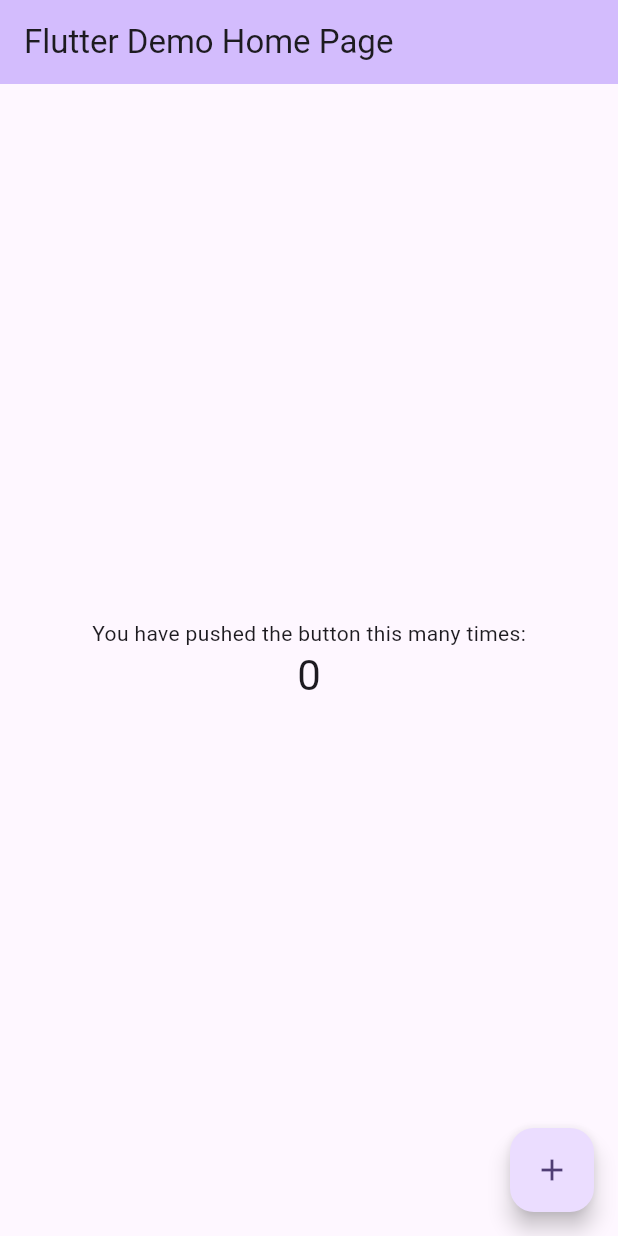
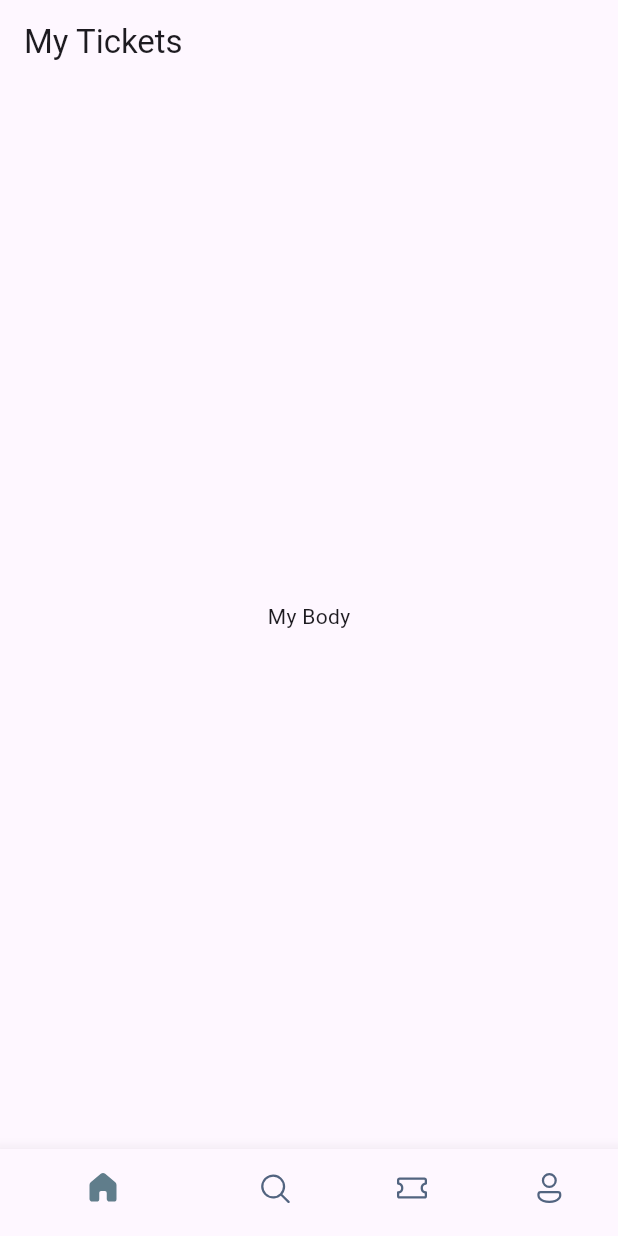
Before and after one commit to flutter-preview/MrCalifer-BookTicket_Flutter, a Flutter app: the screen it shows after launch, on a phone screen of 412 x 824 dp. Run offline on Flutter 3.47's test engine with Material 2 defaults, Android fonts, the phone set to English and light mode, and no system bars; our stand-ins replace fluentui_icons.

Commit message:
Added Icon pack and Bottom naviagtion bar

```diff
--- /dev/null
+++ b/lib/Home/bottom_bar.dart
@@ -0,0 +1,46 @@
+import 'package:fluentui_icons/fluentui_icons.dart';
+import 'package:flutter/material.dart';
+
+class BottomBar extends StatefulWidget {
+  const BottomBar({super.key});
+
+  @override
+  State<BottomBar> createState() => _BottomBarState();
+}
+
+class _BottomBarState extends State<BottomBar> {
+  @override
+  Widget build(BuildContext context) {
+    return Scaffold(
+      appBar: AppBar(
+        title: const Text("My Tickets"),
+      ),
+      body: const Center(child: Text("My Body")),
+      bottomNavigationBar: BottomNavigationBar(
+        showSelectedLabels: false,
+        showUnselectedLabels: false,
+        selectedItemColor: Colors.blueGrey,
+        unselectedItemColor: const Color(0xFF526480),
+        elevation: 10,
+        items: const [
+          BottomNavigationBarItem(
+              icon: Icon(FluentSystemIcons.ic_fluent_home_regular),
+              activeIcon: Icon(FluentSystemIcons.ic_fluent_home_filled),
+              label: "Home"),
+          BottomNavigationBarItem(
+              icon: Icon(FluentSystemIcons.ic_fluent_search_regular),
+              activeIcon: Icon(FluentSystemIcons.ic_fluent_search_filled),
+              label: "Search"),
+          BottomNavigationBarItem(
+              icon: Icon(FluentSystemIcons.ic_fluent_ticket_regular),
+              activeIcon: Icon(FluentSystemIcons.ic_fluent_ticket_filled),
+              label: "Tickets"),
+          BottomNavigationBarItem(
+              icon: Icon(FluentSystemIcons.ic_fluent_person_regular),
+              activeIcon: Icon(FluentSystemIcons.ic_fluent_person_filled),
+              label: "Profile")
+        ],
+      ),
+    );
+  }
+}
--- a/lib/main.dart
+++ b/lib/main.dart
@@ -1,3 +1,4 @@
+import 'package:booktickets/Home/bottom_bar.dart';
 import 'package:flutter/material.dart';
 
 void main() {
@@ -11,115 +12,12 @@ class MyApp extends StatelessWidget {
   @override
   Widget build(BuildContext context) {
     return MaterialApp(
-      title: 'Flutter Demo',
+      title: 'Book Tickets',
       theme: ThemeData(
-        // This is the theme of your application.
-        //
-        // TRY THIS: Try running your application with "flutter run". You'll see
-        // the application has a blue toolbar. Then, without quitting the app,
-        // try changing the seedColor in the colorScheme below to Colors.green
-        // and then invoke "hot reload" (save your changes or press the "hot
-        // reload" button in a Flutter-supported IDE, or press "r" if you used
-        // the command line to start the app).
-        //
-        // Notice that the counter didn't reset back to zero; the application
-        // state is not lost during the reload. To reset the state, use hot
-        // restart instead.
-        //
-        // This works for code too, not just values: Most code changes can be
-        // tested with just a hot reload.
         colorScheme: ColorScheme.fromSeed(seedColor: Colors.deepPurple),
         useMaterial3: true,
       ),
-      home: const MyHomePage(title: 'Flutter Demo Home Page'),
+      home: const BottomBar(),
     );
   }
 }
-
-class MyHomePage extends StatefulWidget {
-  const MyHomePage({super.key, required this.title});
-
-  // This widget is the home page of your application. It is stateful, meaning
-  // that it has a State object (defined below) that contains fields that affect
-  // how it looks.
-
-  // This class is the configuration for the state. It holds the values (in this
-  // case the title) provided by the parent (in this case the App widget) and
-  // used by the build method of the State. Fields in a Widget subclass are
-  // always marked "final".
-
-  final String title;
-
-  @override
-  State<MyHomePage> createState() => _MyHomePageState();
-}
-
-class _MyHomePageState extends State<MyHomePage> {
-  int _counter = 0;
-
-  void _incrementCounter() {
-    setState(() {
-      // This call to setState tells the Flutter framework that something has
-      // changed in this State, which causes it to rerun the build method below
-      // so that the display can reflect the updated values. If we changed
-      // _counter without calling setState(), then the build method would not be
-      // called again, and so nothing would appear to happen.
-      _counter++;
-    });
-  }
-
-  @override
-  Widget build(BuildContext context) {
-    // This method is rerun every time setState is called, for instance as done
-    // by the _incrementCounter method above.
-    //
-    // The Flutter framework has been optimized to make rerunning build methods
-    // fast, so that you can just rebuild anything that needs updating rather
-    // than having to individually change instances of widgets.
-    return Scaffold(
-      appBar: AppBar(
-        // TRY THIS: Try changing the color here to a specific color (to
-        // Colors.amber, perhaps?) and trigger a hot reload to see the AppBar
-        // change color while the other colors stay the same.
-        backgroundColor: Theme.of(context).colorScheme.inversePrimary,
-        // Here we take the value from the MyHomePage object that was created by
-        // the App.build method, and use it to set our appbar title.
-        title: Text(widget.title),
-      ),
-      body: Center(
-        // Center is a layout widget. It takes a single child and positions it
-        // in the middle of the parent.
-        child: Column(
-          // Column is also a layout widget. It takes a list of children and
-          // arranges them vertically. By default, it sizes itself to fit its
-          // children horizontally, and tries to be as tall as its parent.
-          //
-          // Column has various properties to control how it sizes itself and
-          // how it positions its children. Here we use mainAxisAlignment to
-          // center the children vertically; the main axis here is the vertical
-          // axis because Columns are vertical (the cross axis would be
-          // horizontal).
-          //
-          // TRY THIS: Invoke "debug painting" (choose the "Toggle Debug Paint"
-          // action in the IDE, or press "p" in the console), to see the
-          // wireframe for each widget.
-          mainAxisAlignment: MainAxisAlignment.center,
-          children: <Widget>[
-            const Text(
-              'You have pushed the button this many times:',
-            ),
-            Text(
-              '$_counter',
-              style: Theme.of(context).textTheme.headlineMedium,
-            ),
-          ],
-        ),
-      ),
-      floatingActionButton: FloatingActionButton(
-        onPressed: _incrementCounter,
-        tooltip: 'Increment',
-        child: const Icon(Icons.add),
-      ), // This trailing comma makes auto-formatting nicer for build methods.
-    );
-  }
-}
--- a/pubspec.yaml
+++ b/pubspec.yaml
@@ -35,6 +35,7 @@ dependencies:
   # The following adds the Cupertino Icons font to your application.
   # Use with the CupertinoIcons class for iOS style icons.
   cupertino_icons: ^1.0.2
+  fluentui_icons: ^1.0.0
 
 dev_dependencies:
   flutter_test:
```
Also changed, not shown: pubspec.lock.
